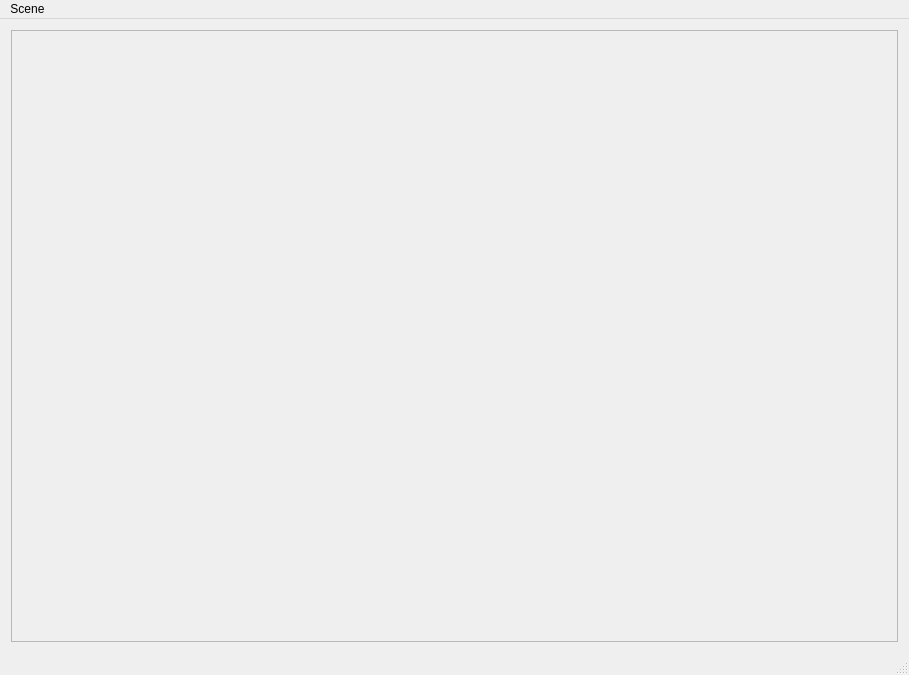
Qt form world_editor/world_editor.ui (coder965/flame) before a commit.
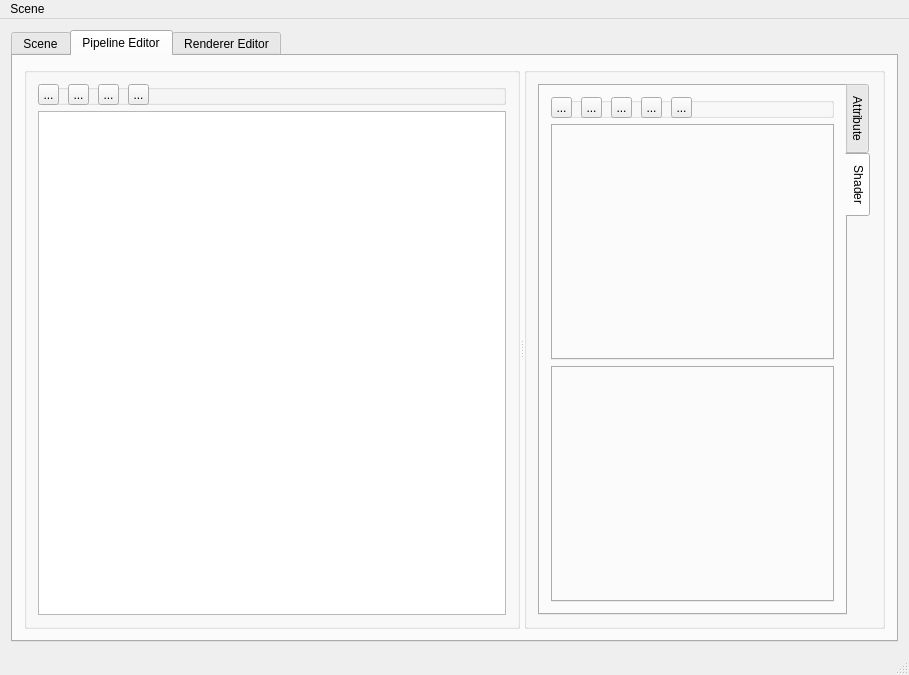
The same form after that commit. Icons and pictures are not drawn.

Commit message: Combine Pipeline Editor

The edit to the form file:
```diff
--- a/world_editor/world_editor.ui
+++ b/world_editor/world_editor.ui
@@ -14,21 +14,306 @@
    <string>WorldEditor</string>
   </property>
   <widget class="QWidget" name="centralWidget">
-   <layout class="QHBoxLayout" name="horizontalLayout">
+   <layout class="QHBoxLayout" name="horizontalLayout_2">
     <item>
-     <widget class="QScrollArea" name="scrollArea">
-      <property name="widgetResizable">
-       <bool>true</bool>
+     <widget class="QTabWidget" name="tabWidget">
+      <property name="currentIndex">
+       <number>1</number>
       </property>
-      <widget class="QWidget" name="scrollAreaWidgetContents">
-       <property name="geometry">
-        <rect>
-         <x>0</x>
-         <y>0</y>
-         <width>885</width>
-         <height>600</height>
-        </rect>
-       </property>
+      <widget class="QWidget" name="tab">
+       <attribute name="title">
+        <string>Scene</string>
+       </attribute>
+       <layout class="QHBoxLayout" name="horizontalLayout">
+        <item>
+         <widget class="QScrollArea" name="scrollArea">
+          <property name="widgetResizable">
+           <bool>true</bool>
+          </property>
+          <widget class="QWidget" name="scrollAreaWidgetContents">
+           <property name="geometry">
+            <rect>
+             <x>0</x>
+             <y>0</y>
+             <width>857</width>
+             <height>550</height>
+            </rect>
+           </property>
+          </widget>
+         </widget>
+        </item>
+       </layout>
+      </widget>
+      <widget class="QWidget" name="tab_2">
+       <attribute name="title">
+        <string>Pipeline Editor</string>
+       </attribute>
+       <layout class="QHBoxLayout" name="horizontalLayout_3">
+        <item>
+         <widget class="QSplitter" name="splitter">
+          <property name="orientation">
+           <enum>Qt::Horizontal</enum>
+          </property>
+          <widget class="QGroupBox" name="groupBox">
+           <property name="title">
+            <string/>
+           </property>
+           <layout class="QVBoxLayout" name="verticalLayout">
+            <item>
+             <widget class="QGroupBox" name="groupBox_3">
+              <property name="sizePolicy">
+               <sizepolicy hsizetype="Preferred" vsizetype="Fixed">
+                <horstretch>0</horstretch>
+                <verstretch>0</verstretch>
+               </sizepolicy>
+              </property>
+              <property name="minimumSize">
+               <size>
+                <width>0</width>
+                <height>21</height>
+               </size>
+              </property>
+              <property name="maximumSize">
+               <size>
+                <width>16777215</width>
+                <height>21</height>
+               </size>
+              </property>
+              <property name="title">
+               <string/>
+              </property>
+              <widget class="QToolButton" name="addPipeline">
+               <property name="geometry">
+                <rect>
+                 <x>0</x>
+                 <y>0</y>
+                 <width>21</width>
+                 <height>21</height>
+                </rect>
+               </property>
+               <property name="text">
+                <string>...</string>
+               </property>
+               <property name="icon">
+                <iconset resource="world_editor.qrc">
+                 <normaloff>:/WorldEditor/misc/add.png</normaloff>:/WorldEditor/misc/add.png</iconset>
+               </property>
+              </widget>
+              <widget class="QToolButton" name="removePipeline">
+               <property name="geometry">
+                <rect>
+                 <x>30</x>
+                 <y>0</y>
+                 <width>21</width>
+                 <height>21</height>
+                </rect>
+               </property>
+               <property name="text">
+                <string>...</string>
+               </property>
+               <property name="icon">
+                <iconset resource="world_editor.qrc">
+                 <normaloff>:/WorldEditor/misc/delete.png</normaloff>:/WorldEditor/misc/delete.png</iconset>
+               </property>
+              </widget>
+              <widget class="QToolButton" name="savePipeline">
+               <property name="geometry">
+                <rect>
+                 <x>60</x>
+                 <y>0</y>
+                 <width>21</width>
+                 <height>21</height>
+                </rect>
+               </property>
+               <property name="text">
+                <string>...</string>
+               </property>
+               <property name="icon">
+                <iconset resource="world_editor.qrc">
+                 <normaloff>:/WorldEditor/misc/save.png</normaloff>:/WorldEditor/misc/save.png</iconset>
+               </property>
+              </widget>
+              <widget class="QToolButton" name="explorerPipeline">
+               <property name="geometry">
+                <rect>
+                 <x>90</x>
+                 <y>0</y>
+                 <width>21</width>
+                 <height>21</height>
+                </rect>
+               </property>
+               <property name="text">
+                <string>...</string>
+               </property>
+               <property name="icon">
+                <iconset resource="world_editor.qrc">
+                 <normaloff>:/WorldEditor/misc/open.png</normaloff>:/WorldEditor/misc/open.png</iconset>
+               </property>
+              </widget>
+             </widget>
+            </item>
+            <item>
+             <widget class="QListWidget" name="pipelineList"/>
+            </item>
+           </layout>
+          </widget>
+          <widget class="QGroupBox" name="groupBox_2">
+           <property name="title">
+            <string/>
+           </property>
+           <layout class="QHBoxLayout" name="horizontalLayout_4">
+            <item>
+             <widget class="QTabWidget" name="tabWidget_2">
+              <property name="tabPosition">
+               <enum>QTabWidget::East</enum>
+              </property>
+              <property name="currentIndex">
+               <number>1</number>
+              </property>
+              <widget class="QWidget" name="tab_3">
+               <attribute name="title">
+                <string>Attribute</string>
+               </attribute>
+              </widget>
+              <widget class="QWidget" name="tab_4">
+               <attribute name="title">
+                <string>Shader</string>
+               </attribute>
+               <layout class="QVBoxLayout" name="verticalLayout_2">
+                <item>
+                 <widget class="QGroupBox" name="groupBox_4">
+                  <property name="sizePolicy">
+                   <sizepolicy hsizetype="Preferred" vsizetype="Fixed">
+                    <horstretch>0</horstretch>
+                    <verstretch>0</verstretch>
+                   </sizepolicy>
+                  </property>
+                  <property name="minimumSize">
+                   <size>
+                    <width>0</width>
+                    <height>21</height>
+                   </size>
+                  </property>
+                  <property name="maximumSize">
+                   <size>
+                    <width>16777215</width>
+                    <height>21</height>
+                   </size>
+                  </property>
+                  <property name="title">
+                   <string/>
+                  </property>
+                  <widget class="QToolButton" name="addStage">
+                   <property name="geometry">
+                    <rect>
+                     <x>0</x>
+                     <y>0</y>
+                     <width>21</width>
+                     <height>21</height>
+                    </rect>
+                   </property>
+                   <property name="text">
+                    <string>...</string>
+                   </property>
+                   <property name="icon">
+                    <iconset resource="world_editor.qrc">
+                     <normaloff>:/WorldEditor/misc/add.png</normaloff>:/WorldEditor/misc/add.png</iconset>
+                   </property>
+                  </widget>
+                  <widget class="QToolButton" name="removeStage">
+                   <property name="geometry">
+                    <rect>
+                     <x>30</x>
+                     <y>0</y>
+                     <width>21</width>
+                     <height>21</height>
+                    </rect>
+                   </property>
+                   <property name="text">
+                    <string>...</string>
+                   </property>
+                   <property name="icon">
+                    <iconset resource="world_editor.qrc">
+                     <normaloff>:/WorldEditor/misc/delete.png</normaloff>:/WorldEditor/misc/delete.png</iconset>
+                   </property>
+                  </widget>
+                  <widget class="QToolButton" name="saveStage">
+                   <property name="geometry">
+                    <rect>
+                     <x>60</x>
+                     <y>0</y>
+                     <width>21</width>
+                     <height>21</height>
+                    </rect>
+                   </property>
+                   <property name="text">
+                    <string>...</string>
+                   </property>
+                   <property name="icon">
+                    <iconset resource="world_editor.qrc">
+                     <normaloff>:/WorldEditor/misc/save.png</normaloff>:/WorldEditor/misc/save.png</iconset>
+                   </property>
+                  </widget>
+                  <widget class="QToolButton" name="toSpv">
+                   <property name="geometry">
+                    <rect>
+                     <x>90</x>
+                     <y>0</y>
+                     <width>21</width>
+                     <height>21</height>
+                    </rect>
+                   </property>
+                   <property name="text">
+                    <string>...</string>
+                   </property>
+                   <property name="icon">
+                    <iconset resource="world_editor.qrc">
+                     <normaloff>:/WorldEditor/misc/spv.png</normaloff>:/WorldEditor/misc/spv.png</iconset>
+                   </property>
+                  </widget>
+                  <widget class="QToolButton" name="explorerStage">
+                   <property name="geometry">
+                    <rect>
+                     <x>120</x>
+                     <y>0</y>
+                     <width>21</width>
+                     <height>21</height>
+                    </rect>
+                   </property>
+                   <property name="text">
+                    <string>...</string>
+                   </property>
+                   <property name="icon">
+                    <iconset resource="world_editor.qrc">
+                     <normaloff>:/WorldEditor/misc/open.png</normaloff>:/WorldEditor/misc/open.png</iconset>
+                   </property>
+                  </widget>
+                 </widget>
+                </item>
+                <item>
+                 <widget class="QTabWidget" name="stageTab"/>
+                </item>
+                <item>
+                 <widget class="QTabWidget" name="bottomTab">
+                  <property name="currentIndex">
+                   <number>-1</number>
+                  </property>
+                 </widget>
+                </item>
+               </layout>
+              </widget>
+             </widget>
+            </item>
+           </layout>
+          </widget>
+         </widget>
+        </item>
+       </layout>
+      </widget>
+      <widget class="QWidget" name="tab_5">
+       <attribute name="title">
+        <string>Renderer Editor</string>
+       </attribute>
       </widget>
      </widget>
     </item>
```
The commit also changes 57 other files.
